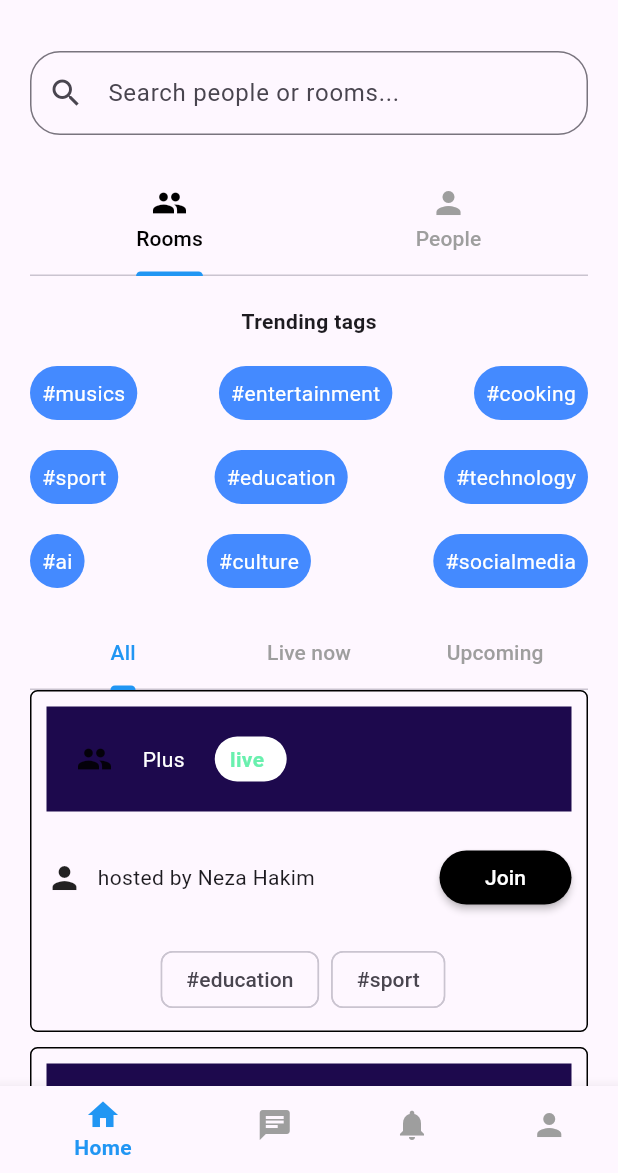
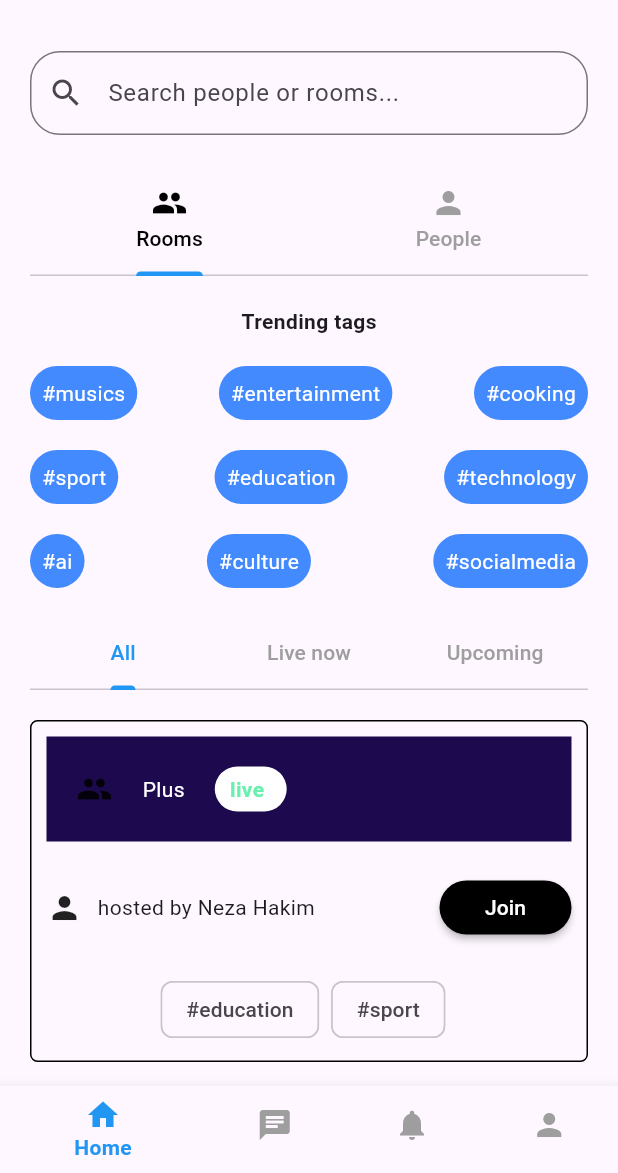
Before and after one commit to byiringiroaimefils/Notifytune, a Flutter app: the screen it shows after launch, after a tap on "Get Started", on a phone screen of 412 x 824 dp, the part 63-1236 px from its top. Run offline on Flutter 3.47's test engine with Material 3 defaults, Android fonts, the phone set to English and light mode, and no system bars.

Commit message:
team leader instruction

```diff
--- a/lib/pages/People.dart
+++ b/lib/pages/People.dart
@@ -113,7 +113,7 @@ class People extends StatelessWidget {
                       borderRadius: BorderRadius.circular(20),
                     ),
                   ),
-                  child: Text("Invite"),
+                  child: Text("Invite",style: TextStyle(color: Colors.white),),
                 ),
                 Row(
                   children: [
--- a/lib/pages/Roomtabs.dart
+++ b/lib/pages/Roomtabs.dart
@@ -65,7 +65,7 @@ class Roomtabs extends StatelessWidget {
   // Method to build the room card
   Widget _buildRoomCard(Roommodel room) {
     return Container(
-      margin: EdgeInsets.only(bottom: 10),
+      margin: EdgeInsets.only(top: 20),
       padding: EdgeInsets.all(10),
       decoration: BoxDecoration(
         borderRadius: BorderRadius.circular(5),
```
